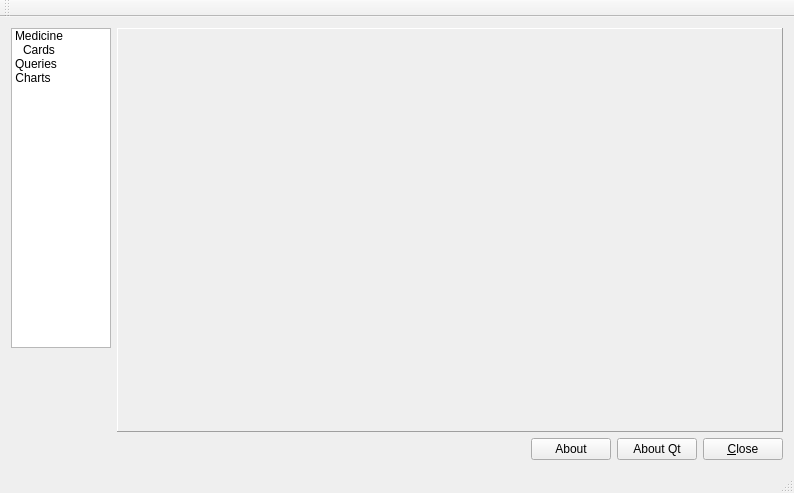
olgerd27/home_medicine_chest, file hmedchest/main_window.ui: the form before one commit.
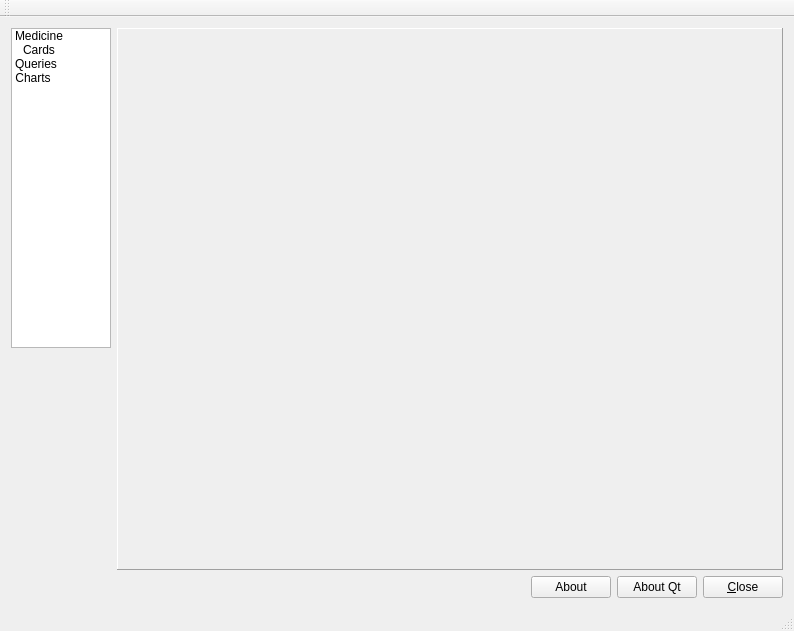
The form after the commit. Icons and pictures are not drawn.

Commit message: Develop the Medicine cards form interface.

What changed in the file:
```diff
--- a/hmedchest/main_window.ui
+++ b/hmedchest/main_window.ui
@@ -7,7 +7,7 @@
     <x>0</x>
     <y>0</y>
     <width>794</width>
-    <height>493</height>
+    <height>631</height>
    </rect>
   </property>
   <property name="windowTitle">
@@ -137,7 +137,7 @@
         <property name="minimumSize">
          <size>
           <width>600</width>
-          <height>300</height>
+          <height>530</height>
          </size>
         </property>
         <property name="frameShape">
```
The commit also changes 1 other file.
